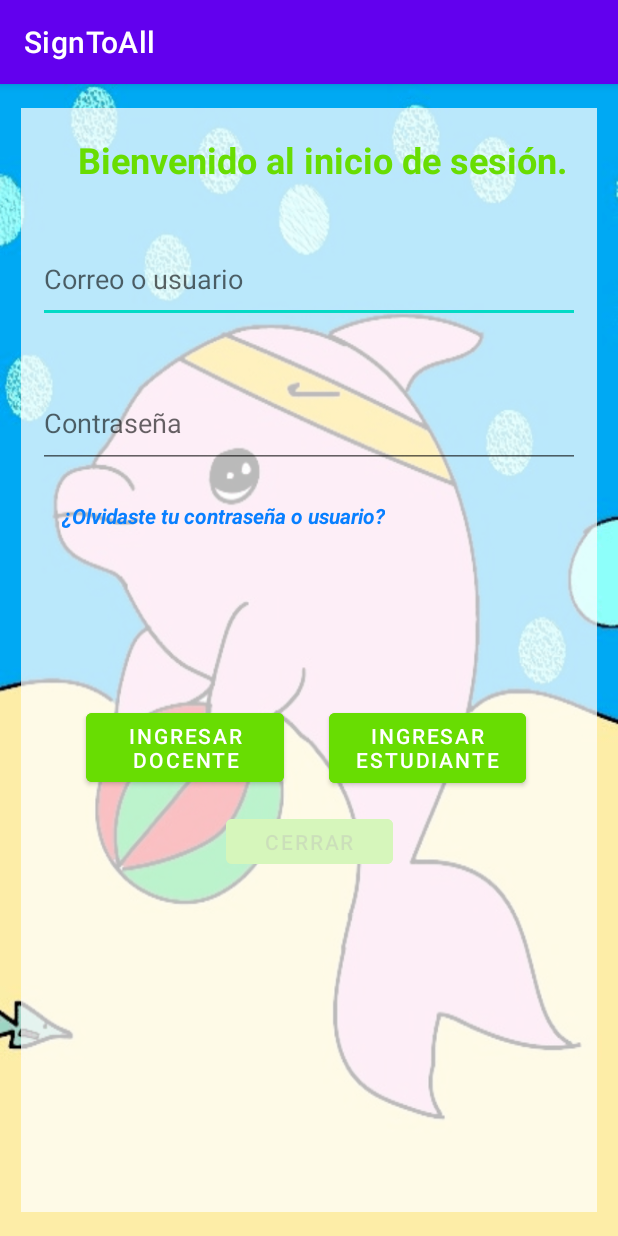
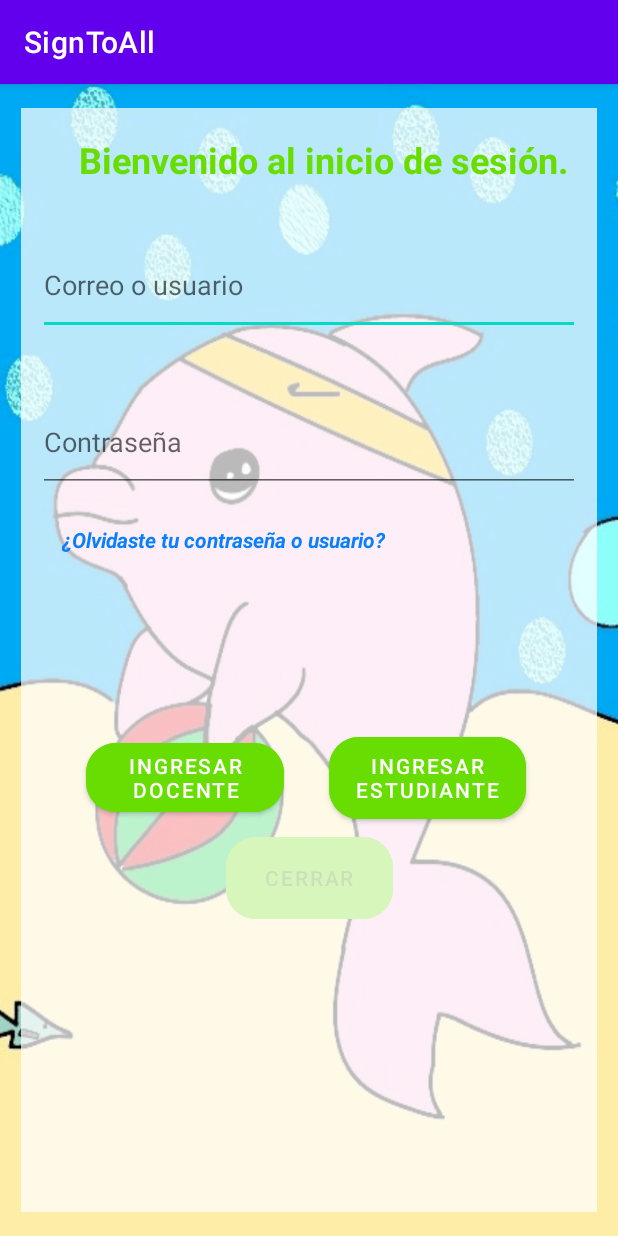
Before and after one commit to staradrik/SignToAll, an Android app: the InicioSesion screen opened directly, with no data from a screen before it, on a phone screen of 412 x 824 dp. Run offline under Robolectric (Android 15) with nearby library versions, the phone set to English and light mode, and no system bars; our stand-ins replace Volley; network calls fail.

Commit message:
algunos cambios en botones y textos

```diff
--- a/app/src/main/res/layout/activity_crud.xml
+++ b/app/src/main/res/layout/activity_crud.xml
@@ -71,6 +71,7 @@
         android:backgroundTint="#68DD02"
         android:text="MOSTRAR LISTADO"
         android:textSize="20sp"
+        app:cornerRadius="20dp"
         app:layout_constraintBottom_toBottomOf="parent"
         app:layout_constraintEnd_toEndOf="parent"
         app:layout_constraintStart_toStartOf="parent"
@@ -84,6 +85,7 @@
         android:backgroundTint="#68DD02"
         android:onClick="Editar"
         android:text="Actualizar"
+        app:cornerRadius="20dp"
         android:textSize="20sp"
         app:layout_constraintBottom_toTopOf="@+id/button6"
         app:layout_constraintEnd_toEndOf="parent"
@@ -98,6 +100,7 @@
         android:backgroundTint="#68DD02"
         android:onClick="Eliminar"
         android:text="Eliminar"
+        app:cornerRadius="20dp"
         android:textSize="20sp"
         app:layout_constraintBottom_toTopOf="@+id/button5"
         app:layout_constraintEnd_toEndOf="parent"
@@ -111,6 +114,7 @@
         android:layout_marginBottom="10dp"
         android:backgroundTint="#68DD02"
         android:onClick="Buscar"
+        app:cornerRadius="20dp"
         android:text="Cosultar por documento"
         android:textSize="20sp"
         app:layout_constraintBottom_toTopOf="@+id/button4"
@@ -139,6 +143,7 @@
         android:layout_height="42dp"
         android:backgroundTint="#68DD02"
         android:onClick="Cerrar"
+        app:cornerRadius="20dp"
         android:text="Cerrar"
         app:layout_constraintBottom_toTopOf="@+id/txtDocumento"
         app:layout_constraintEnd_toEndOf="parent"
--- a/app/src/main/res/layout/activity_main.xml
+++ b/app/src/main/res/layout/activity_main.xml
@@ -29,6 +29,7 @@
         android:backgroundTint="#68DD02"
         android:onClick="Registro"
         android:text="Registrate"
+        app:cornerRadius="20dp"
         android:textSize="16sp"
         app:layout_constraintBottom_toBottomOf="@+id/view"
         app:layout_constraintEnd_toStartOf="@+id/button2"
@@ -43,6 +44,7 @@
         android:backgroundTint="#68DD02"
         android:onClick="InicioSesion"
         android:text="Inicia sesión"
+        app:cornerRadius="20dp"
         android:textSize="16sp"
         app:layout_constraintBottom_toBottomOf="parent"
         app:layout_constraintEnd_toEndOf="parent"
--- a/app/src/main/res/layout/inicio_sesion_main.xml
+++ b/app/src/main/res/layout/inicio_sesion_main.xml
@@ -10,16 +10,17 @@
     <Button
         android:id="@+id/btnCerrar3"
         android:layout_width="111dp"
-        android:layout_height="42dp"
-        android:layout_marginTop="484dp"
+        android:layout_height="0dp"
+        android:layout_marginBottom="205dp"
         android:backgroundTint="#68DD02"
         android:onClick="Cerrar"
         android:text="Cerrar"
-        app:layout_constraintBottom_toTopOf="@+id/txtDocumento"
+        app:cornerRadius="20dp"
+        app:layout_constraintBottom_toBottomOf="parent"
         app:layout_constraintEnd_toEndOf="parent"
         app:layout_constraintStart_toStartOf="parent"
-        app:layout_constraintTop_toTopOf="parent"
-        app:layout_constraintVertical_bias="1.0" />
+        app:layout_constraintTop_toBottomOf="@+id/btnIngresarEstu"
+        tools:ignore="TouchTargetSizeCheck" />
 
     <View
         android:id="@+id/view2"
@@ -32,24 +33,23 @@
         android:background="#BAFFFFFF"
         app:layout_constraintBottom_toBottomOf="parent"
         app:layout_constraintEnd_toEndOf="parent"
-        app:layout_constraintHorizontal_bias="1.0"
         app:layout_constraintStart_toStartOf="parent"
-        app:layout_constraintTop_toTopOf="parent"
-        app:layout_constraintVertical_bias="1.0" />
+        app:layout_constraintTop_toTopOf="parent" />
 
     <Button
         android:id="@+id/btnIngresarEstu"
         android:layout_width="0dp"
         android:layout_height="0dp"
         android:layout_marginEnd="61dp"
-        android:layout_marginBottom="296dp"
         android:backgroundTint="#68DD02"
         android:onClick="Iniciar_Estudiante"
         android:text="Ingresar Estudiante"
-        app:layout_constraintBottom_toBottomOf="parent"
+        app:cornerRadius="20dp"
+        app:layout_constraintBottom_toTopOf="@+id/btnCerrar3"
         app:layout_constraintEnd_toEndOf="parent"
         app:layout_constraintStart_toEndOf="@+id/btnIngresarDoce"
-        app:layout_constraintTop_toBottomOf="@+id/LinkRecuperacion" />
+        app:layout_constraintTop_toBottomOf="@+id/LinkRecuperacion"
+        tools:ignore="TouchTargetSizeCheck" />
 
     <EditText
         android:id="@+id/logCorreo"
@@ -57,21 +57,22 @@
         android:layout_height="0dp"
         android:layout_marginStart="25dp"
         android:layout_marginEnd="25dp"
-        android:layout_marginBottom="37dp"
+        android:layout_marginBottom="38dp"
         android:ems="10"
         android:hint="Correo o usuario"
         android:inputType="textPersonName"
         app:layout_constraintBottom_toTopOf="@+id/logCont"
         app:layout_constraintEnd_toEndOf="parent"
         app:layout_constraintStart_toStartOf="parent"
-        app:layout_constraintTop_toBottomOf="@+id/txtUser" />
+        app:layout_constraintTop_toBottomOf="@+id/txtUser"
+        tools:ignore="TouchTargetSizeCheck" />
 
     <TextView
         android:id="@+id/txtUser"
         android:layout_width="wrap_content"
         android:layout_height="wrap_content"
         android:layout_marginTop="34dp"
-        android:layout_marginEnd="20dp"
+        android:layout_marginEnd="19dp"
         android:layout_marginBottom="34dp"
         android:text="Bienvenido al inicio de sesión."
         android:textColor="#68DD02"
@@ -94,7 +95,8 @@
         app:layout_constraintBottom_toTopOf="@+id/LinkRecuperacion"
         app:layout_constraintEnd_toEndOf="parent"
         app:layout_constraintStart_toStartOf="parent"
-        app:layout_constraintTop_toBottomOf="@+id/logCorreo" />
+        app:layout_constraintTop_toBottomOf="@+id/logCorreo"
+        tools:ignore="TouchTargetSizeCheck" />
 
     <TextView
         android:id="@+id/LinkRecuperacion"
@@ -118,6 +120,7 @@
         android:backgroundTint="#68DD02"
         android:onClick="Iniciar_Docente"
         android:text="Ingresar Docente"
+        app:cornerRadius="20dp"
         app:layout_constraintBaseline_toBaselineOf="@+id/btnIngresarEstu"
         app:layout_constraintEnd_toStartOf="@+id/btnIngresarEstu"
         app:layout_constraintStart_toStartOf="parent" />
--- a/app/src/main/res/layout/registro_main.xml
+++ b/app/src/main/res/layout/registro_main.xml
@@ -104,6 +104,7 @@
         android:layout_marginBottom="179dp"
         android:backgroundTint="#68DD02"
         android:text="Soy docente"
+        app:cornerRadius="20dp"
         app:layout_constraintBottom_toBottomOf="parent"
         app:layout_constraintEnd_toStartOf="@+id/btnRegEst"
         app:layout_constraintStart_toStartOf="parent"
@@ -116,6 +117,7 @@
         android:layout_marginEnd="24dp"
         android:backgroundTint="#68DD02"
         android:text="Soy estudiante"
+        app:cornerRadius="20dp"
         app:layout_constraintBaseline_toBaselineOf="@+id/btnRegDoc"
         app:layout_constraintEnd_toEndOf="parent"
         app:layout_constraintStart_toEndOf="@+id/btnRegDoc" />
```
Also changed, not shown: app/src/main/res/layout/activity_matematicas.xml (+15 -0 lines), app/src/main/res/layout/activity_seleccion.xml (+6 -2 lines).
